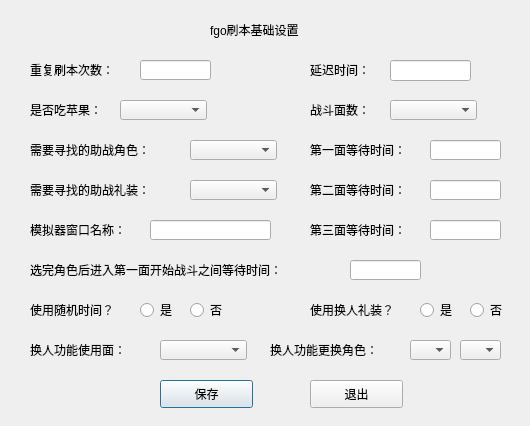
The window that qt_fgo_settings.ui (conceptclear/gamescript) describes before a commit, drawn with Qt 5.
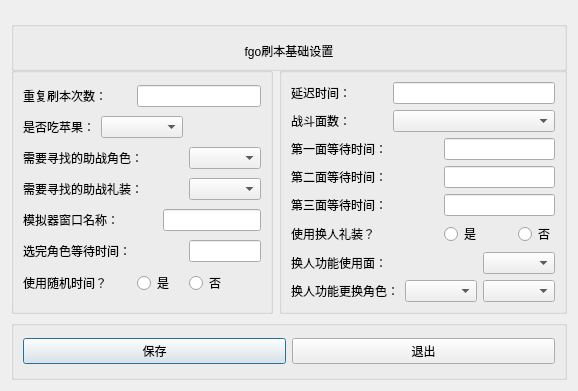
The same window after the commit.

```diff
--- a/qt_fgo_settings.ui
+++ b/qt_fgo_settings.ui
@@ -6,442 +6,290 @@
    <rect>
     <x>0</x>
     <y>0</y>
-    <width>530</width>
-    <height>426</height>
+    <width>543</width>
+    <height>351</height>
    </rect>
   </property>
   <property name="windowTitle">
    <string>基础设置</string>
   </property>
-  <widget class="QLabel" name="label">
-   <property name="geometry">
-    <rect>
-     <x>210</x>
-     <y>20</y>
-     <width>121</width>
-     <height>20</height>
-    </rect>
-   </property>
-   <property name="text">
-    <string>fgo刷本基础设置</string>
-   </property>
-  </widget>
-  <widget class="QLabel" name="label_2">
-   <property name="geometry">
-    <rect>
-     <x>30</x>
-     <y>60</y>
-     <width>111</width>
-     <height>20</height>
-    </rect>
-   </property>
-   <property name="text">
-    <string>重复刷本次数：</string>
-   </property>
-  </widget>
-  <widget class="QLabel" name="label_3">
-   <property name="geometry">
-    <rect>
-     <x>30</x>
-     <y>100</y>
-     <width>101</width>
-     <height>20</height>
-    </rect>
-   </property>
-   <property name="text">
-    <string>是否吃苹果：</string>
-   </property>
-  </widget>
-  <widget class="QLabel" name="label_4">
-   <property name="geometry">
-    <rect>
-     <x>30</x>
-     <y>140</y>
-     <width>151</width>
-     <height>20</height>
-    </rect>
-   </property>
-   <property name="text">
-    <string>需要寻找的助战角色：</string>
-   </property>
-  </widget>
-  <widget class="QLabel" name="label_5">
-   <property name="geometry">
-    <rect>
-     <x>30</x>
-     <y>180</y>
-     <width>151</width>
-     <height>20</height>
-    </rect>
-   </property>
-   <property name="text">
-    <string>需要寻找的助战礼装：</string>
-   </property>
-  </widget>
-  <widget class="QLabel" name="label_6">
-   <property name="geometry">
-    <rect>
-     <x>30</x>
-     <y>260</y>
-     <width>321</width>
-     <height>20</height>
-    </rect>
-   </property>
-   <property name="text">
-    <string>选完角色后进入第一面开始战斗之间等待时间：</string>
-   </property>
-  </widget>
-  <widget class="QLabel" name="label_7">
-   <property name="geometry">
-    <rect>
-     <x>310</x>
-     <y>60</y>
-     <width>72</width>
-     <height>20</height>
-    </rect>
-   </property>
-   <property name="text">
-    <string>延迟时间：</string>
-   </property>
-  </widget>
-  <widget class="QLabel" name="label_8">
-   <property name="geometry">
-    <rect>
-     <x>310</x>
-     <y>100</y>
-     <width>72</width>
-     <height>20</height>
-    </rect>
-   </property>
-   <property name="text">
-    <string>战斗面数：</string>
-   </property>
-  </widget>
-  <widget class="QLabel" name="label_9">
-   <property name="geometry">
-    <rect>
-     <x>310</x>
-     <y>140</y>
-     <width>121</width>
-     <height>20</height>
-    </rect>
-   </property>
-   <property name="text">
-    <string>第一面等待时间：</string>
-   </property>
-  </widget>
-  <widget class="QLabel" name="label_10">
-   <property name="geometry">
-    <rect>
-     <x>310</x>
-     <y>180</y>
-     <width>121</width>
-     <height>20</height>
-    </rect>
-   </property>
-   <property name="text">
-    <string>第二面等待时间：</string>
-   </property>
-  </widget>
-  <widget class="QLabel" name="label_11">
-   <property name="geometry">
-    <rect>
-     <x>310</x>
-     <y>220</y>
-     <width>121</width>
-     <height>20</height>
-    </rect>
-   </property>
-   <property name="text">
-    <string>第三面等待时间：</string>
-   </property>
-  </widget>
-  <widget class="QLabel" name="label_12">
-   <property name="geometry">
-    <rect>
-     <x>30</x>
-     <y>220</y>
-     <width>131</width>
-     <height>20</height>
-    </rect>
-   </property>
-   <property name="text">
-    <string>模拟器窗口名称：</string>
-   </property>
-  </widget>
-  <widget class="QLabel" name="label_13">
-   <property name="geometry">
-    <rect>
-     <x>30</x>
-     <y>300</y>
-     <width>111</width>
-     <height>20</height>
-    </rect>
-   </property>
-   <property name="text">
-    <string>使用随机时间？</string>
-   </property>
-  </widget>
-  <widget class="QLabel" name="label_14">
-   <property name="geometry">
-    <rect>
-     <x>310</x>
-     <y>300</y>
-     <width>111</width>
-     <height>20</height>
-    </rect>
-   </property>
-   <property name="text">
-    <string>使用换人礼装？</string>
-   </property>
-  </widget>
-  <widget class="QPushButton" name="pushButton">
-   <property name="geometry">
-    <rect>
-     <x>160</x>
-     <y>380</y>
-     <width>93</width>
-     <height>28</height>
-    </rect>
-   </property>
-   <property name="text">
-    <string>保存</string>
-   </property>
-  </widget>
-  <widget class="QPushButton" name="pushButton_2">
-   <property name="geometry">
-    <rect>
-     <x>310</x>
-     <y>380</y>
-     <width>93</width>
-     <height>28</height>
-    </rect>
-   </property>
-   <property name="text">
-    <string>退出</string>
-   </property>
-  </widget>
-  <widget class="QComboBox" name="comboBox">
-   <property name="geometry">
-    <rect>
-     <x>120</x>
-     <y>100</y>
-     <width>87</width>
-     <height>20</height>
-    </rect>
-   </property>
-  </widget>
-  <widget class="QLineEdit" name="lineEdit">
-   <property name="geometry">
-    <rect>
-     <x>140</x>
-     <y>60</y>
-     <width>71</width>
-     <height>20</height>
-    </rect>
-   </property>
-  </widget>
-  <widget class="QLineEdit" name="lineEdit_2">
-   <property name="geometry">
-    <rect>
-     <x>390</x>
-     <y>60</y>
-     <width>81</width>
-     <height>21</height>
-    </rect>
-   </property>
-  </widget>
-  <widget class="QComboBox" name="comboBox_2">
-   <property name="geometry">
-    <rect>
-     <x>390</x>
-     <y>100</y>
-     <width>87</width>
-     <height>20</height>
-    </rect>
-   </property>
-  </widget>
-  <widget class="QComboBox" name="comboBox_3">
-   <property name="geometry">
-    <rect>
-     <x>190</x>
-     <y>140</y>
-     <width>87</width>
-     <height>20</height>
-    </rect>
-   </property>
-  </widget>
-  <widget class="QComboBox" name="comboBox_4">
-   <property name="geometry">
-    <rect>
-     <x>190</x>
-     <y>180</y>
-     <width>87</width>
-     <height>20</height>
-    </rect>
-   </property>
-  </widget>
-  <widget class="QLineEdit" name="lineEdit_3">
-   <property name="geometry">
-    <rect>
-     <x>150</x>
-     <y>220</y>
-     <width>121</width>
-     <height>20</height>
-    </rect>
-   </property>
-   <property name="echoMode">
-    <enum>QLineEdit::Normal</enum>
-   </property>
-  </widget>
-  <widget class="QLineEdit" name="lineEdit_4">
-   <property name="geometry">
-    <rect>
-     <x>430</x>
-     <y>140</y>
-     <width>71</width>
-     <height>20</height>
-    </rect>
-   </property>
-  </widget>
-  <widget class="QLineEdit" name="lineEdit_5">
-   <property name="geometry">
-    <rect>
-     <x>430</x>
-     <y>180</y>
-     <width>71</width>
-     <height>20</height>
-    </rect>
-   </property>
-  </widget>
-  <widget class="QLineEdit" name="lineEdit_6">
-   <property name="geometry">
-    <rect>
-     <x>430</x>
-     <y>220</y>
-     <width>71</width>
-     <height>20</height>
-    </rect>
-   </property>
-  </widget>
-  <widget class="QLineEdit" name="lineEdit_7">
-   <property name="geometry">
-    <rect>
-     <x>350</x>
-     <y>260</y>
-     <width>71</width>
-     <height>20</height>
-    </rect>
-   </property>
-  </widget>
-  <widget class="QRadioButton" name="radioButton">
-   <property name="geometry">
-    <rect>
-     <x>140</x>
-     <y>300</y>
-     <width>41</width>
-     <height>20</height>
-    </rect>
-   </property>
-   <property name="text">
-    <string>是</string>
-   </property>
-  </widget>
-  <widget class="QRadioButton" name="radioButton_2">
-   <property name="geometry">
-    <rect>
-     <x>190</x>
-     <y>300</y>
-     <width>41</width>
-     <height>20</height>
-    </rect>
-   </property>
-   <property name="text">
-    <string>否</string>
-   </property>
-  </widget>
-  <widget class="QRadioButton" name="radioButton_4">
-   <property name="geometry">
-    <rect>
-     <x>470</x>
-     <y>300</y>
-     <width>41</width>
-     <height>20</height>
-    </rect>
-   </property>
-   <property name="text">
-    <string>否</string>
-   </property>
-  </widget>
-  <widget class="QRadioButton" name="radioButton_3">
-   <property name="geometry">
-    <rect>
-     <x>420</x>
-     <y>300</y>
-     <width>41</width>
-     <height>20</height>
-    </rect>
-   </property>
-   <property name="text">
-    <string>是</string>
-   </property>
-  </widget>
-  <widget class="QLabel" name="label_15">
-   <property name="geometry">
-    <rect>
-     <x>30</x>
-     <y>340</y>
-     <width>121</width>
-     <height>20</height>
-    </rect>
-   </property>
-   <property name="text">
-    <string>换人功能使用面：</string>
-   </property>
-  </widget>
-  <widget class="QComboBox" name="comboBox_5">
-   <property name="geometry">
-    <rect>
-     <x>160</x>
-     <y>340</y>
-     <width>87</width>
-     <height>20</height>
-    </rect>
-   </property>
-  </widget>
-  <widget class="QLabel" name="label_16">
-   <property name="geometry">
-    <rect>
-     <x>270</x>
-     <y>340</y>
-     <width>131</width>
-     <height>20</height>
-    </rect>
-   </property>
-   <property name="text">
-    <string>换人功能更换角色：</string>
-   </property>
-  </widget>
-  <widget class="QComboBox" name="comboBox_6">
-   <property name="geometry">
-    <rect>
-     <x>410</x>
-     <y>340</y>
-     <width>41</width>
-     <height>20</height>
-    </rect>
-   </property>
-  </widget>
-  <widget class="QComboBox" name="comboBox_7">
-   <property name="geometry">
-    <rect>
-     <x>460</x>
-     <y>340</y>
-     <width>41</width>
-     <height>20</height>
-    </rect>
-   </property>
-  </widget>
+  <layout class="QGridLayout" name="gridLayout_5">
+   <item row="2" column="0" colspan="2">
+    <widget class="QGroupBox" name="groupBox_4">
+     <property name="minimumSize">
+      <size>
+       <width>0</width>
+       <height>60</height>
+      </size>
+     </property>
+     <property name="maximumSize">
+      <size>
+       <width>16777215</width>
+       <height>80</height>
+      </size>
+     </property>
+     <property name="title">
+      <string/>
+     </property>
+     <layout class="QGridLayout" name="gridLayout_4">
+      <item row="0" column="0">
+       <widget class="QPushButton" name="pushButton">
+        <property name="text">
+         <string>保存</string>
+        </property>
+       </widget>
+      </item>
+      <item row="0" column="1">
+       <widget class="QPushButton" name="pushButton_2">
+        <property name="text">
+         <string>退出</string>
+        </property>
+       </widget>
+      </item>
+     </layout>
+    </widget>
+   </item>
+   <item row="0" column="0" colspan="2">
+    <widget class="QGroupBox" name="groupBox">
+     <property name="minimumSize">
+      <size>
+       <width>0</width>
+       <height>50</height>
+      </size>
+     </property>
+     <property name="maximumSize">
+      <size>
+       <width>16777215</width>
+       <height>30</height>
+      </size>
+     </property>
+     <property name="title">
+      <string/>
+     </property>
+     <layout class="QGridLayout" name="gridLayout_3">
+      <item row="0" column="0">
+       <widget class="QLabel" name="label">
+        <property name="minimumSize">
+         <size>
+          <width>0</width>
+          <height>30</height>
+         </size>
+        </property>
+        <property name="text">
+         <string>fgo刷本基础设置</string>
+        </property>
+        <property name="alignment">
+         <set>Qt::AlignCenter</set>
+        </property>
+       </widget>
+      </item>
+     </layout>
+    </widget>
+   </item>
+   <item row="1" column="1">
+    <widget class="QGroupBox" name="groupBox_3">
+     <property name="title">
+      <string/>
+     </property>
+     <layout class="QGridLayout" name="gridLayout_2">
+      <item row="1" column="1" colspan="5">
+       <widget class="QComboBox" name="comboBox_2"/>
+      </item>
+      <item row="0" column="0">
+       <widget class="QLabel" name="label_7">
+        <property name="text">
+         <string>延迟时间：</string>
+        </property>
+       </widget>
+      </item>
+      <item row="2" column="3" colspan="3">
+       <widget class="QLineEdit" name="lineEdit_4"/>
+      </item>
+      <item row="2" column="0" colspan="3">
+       <widget class="QLabel" name="label_9">
+        <property name="text">
+         <string>第一面等待时间：</string>
+        </property>
+       </widget>
+      </item>
+      <item row="3" column="3" colspan="3">
+       <widget class="QLineEdit" name="lineEdit_5"/>
+      </item>
+      <item row="5" column="0" colspan="3">
+       <widget class="QLabel" name="label_14">
+        <property name="text">
+         <string>使用换人礼装？</string>
+        </property>
+       </widget>
+      </item>
+      <item row="1" column="0">
+       <widget class="QLabel" name="label_8">
+        <property name="text">
+         <string>战斗面数：</string>
+        </property>
+       </widget>
+      </item>
+      <item row="4" column="0" colspan="3">
+       <widget class="QLabel" name="label_11">
+        <property name="text">
+         <string>第三面等待时间：</string>
+        </property>
+       </widget>
+      </item>
+      <item row="5" column="3" colspan="2">
+       <widget class="QRadioButton" name="radioButton_3">
+        <property name="text">
+         <string>是</string>
+        </property>
+       </widget>
+      </item>
+      <item row="0" column="1" colspan="5">
+       <widget class="QLineEdit" name="lineEdit_2"/>
+      </item>
+      <item row="6" column="4" colspan="2">
+       <widget class="QComboBox" name="comboBox_5"/>
+      </item>
+      <item row="6" column="0">
+       <widget class="QLabel" name="label_15">
+        <property name="text">
+         <string>换人功能使用面：</string>
+        </property>
+       </widget>
+      </item>
+      <item row="7" column="0" colspan="2">
+       <widget class="QLabel" name="label_16">
+        <property name="text">
+         <string>换人功能更换角色：</string>
+        </property>
+       </widget>
+      </item>
+      <item row="7" column="2" colspan="2">
+       <widget class="QComboBox" name="comboBox_6"/>
+      </item>
+      <item row="4" column="3" colspan="3">
+       <widget class="QLineEdit" name="lineEdit_6"/>
+      </item>
+      <item row="3" column="0" colspan="3">
+       <widget class="QLabel" name="label_10">
+        <property name="text">
+         <string>第二面等待时间：</string>
+        </property>
+       </widget>
+      </item>
+      <item row="7" column="4" colspan="2">
+       <widget class="QComboBox" name="comboBox_7"/>
+      </item>
+      <item row="5" column="5">
+       <widget class="QRadioButton" name="radioButton_4">
+        <property name="text">
+         <string>否</string>
+        </property>
+       </widget>
+      </item>
+     </layout>
+    </widget>
+   </item>
+   <item row="1" column="0">
+    <widget class="QGroupBox" name="groupBox_2">
+     <property name="title">
+      <string/>
+     </property>
+     <layout class="QGridLayout" name="gridLayout">
+      <item row="1" column="1" colspan="3">
+       <widget class="QComboBox" name="comboBox"/>
+      </item>
+      <item row="6" column="0" colspan="2">
+       <widget class="QLabel" name="label_13">
+        <property name="text">
+         <string>使用随机时间？</string>
+        </property>
+       </widget>
+      </item>
+      <item row="1" column="0">
+       <widget class="QLabel" name="label_3">
+        <property name="text">
+         <string>是否吃苹果：</string>
+        </property>
+       </widget>
+      </item>
+      <item row="6" column="4">
+       <widget class="QRadioButton" name="radioButton_2">
+        <property name="sizePolicy">
+         <sizepolicy hsizetype="Minimum" vsizetype="Fixed">
+          <horstretch>0</horstretch>
+          <verstretch>0</verstretch>
+         </sizepolicy>
+        </property>
+        <property name="text">
+         <string>否</string>
+        </property>
+       </widget>
+      </item>
+      <item row="4" column="3" colspan="2">
+       <widget class="QLineEdit" name="lineEdit_3">
+        <property name="echoMode">
+         <enum>QLineEdit::Normal</enum>
+        </property>
+       </widget>
+      </item>
+      <item row="5" column="0" colspan="2">
+       <widget class="QLabel" name="label_6">
+        <property name="text">
+         <string>选完角色等待时间：</string>
+        </property>
+       </widget>
+      </item>
+      <item row="3" column="0" colspan="3">
+       <widget class="QLabel" name="label_5">
+        <property name="text">
+         <string>需要寻找的助战礼装：</string>
+        </property>
+       </widget>
+      </item>
+      <item row="2" column="0" colspan="3">
+       <widget class="QLabel" name="label_4">
+        <property name="text">
+         <string>需要寻找的助战角色：</string>
+        </property>
+       </widget>
+      </item>
+      <item row="0" column="0" colspan="2">
+       <widget class="QLabel" name="label_2">
+        <property name="text">
+         <string>重复刷本次数：</string>
+        </property>
+       </widget>
+      </item>
+      <item row="0" column="2" colspan="3">
+       <widget class="QLineEdit" name="lineEdit"/>
+      </item>
+      <item row="3" column="4">
+       <widget class="QComboBox" name="comboBox_4"/>
+      </item>
+      <item row="5" column="4">
+       <widget class="QLineEdit" name="lineEdit_7"/>
+      </item>
+      <item row="2" column="4">
+       <widget class="QComboBox" name="comboBox_3"/>
+      </item>
+      <item row="4" column="0" colspan="2">
+       <widget class="QLabel" name="label_12">
+        <property name="text">
+         <string>模拟器窗口名称：</string>
+        </property>
+       </widget>
+      </item>
+      <item row="6" column="2" colspan="2">
+       <widget class="QRadioButton" name="radioButton">
+        <property name="text">
+         <string>是</string>
+        </property>
+       </widget>
+      </item>
+     </layout>
+    </widget>
+   </item>
+  </layout>
  </widget>
  <resources/>
  <connections>
```
